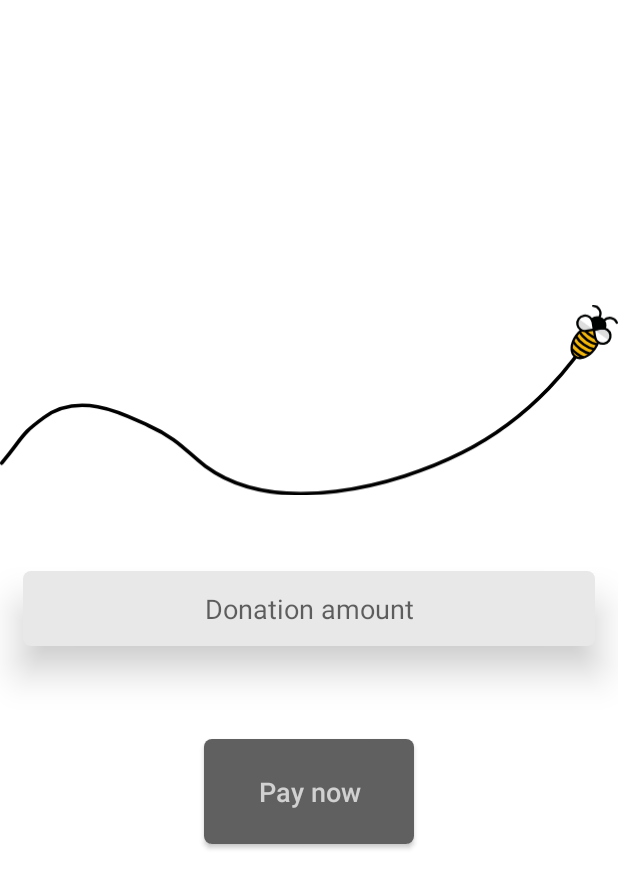
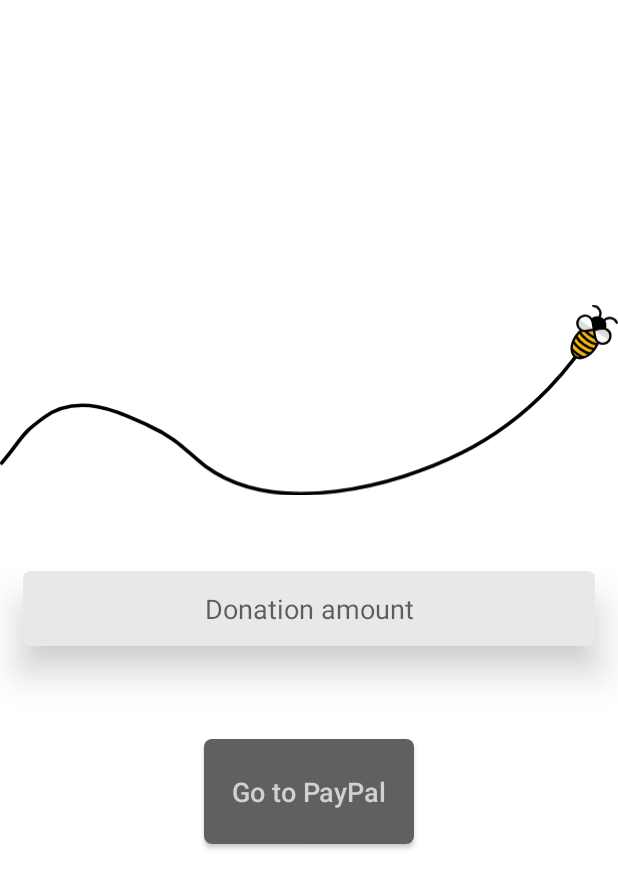
Before and after one commit to Devildude4427/Spot-A-Bee, an Android app: the fragment DonationLogin placed in its activity, on a phone screen of 412 x 824 dp, the part 354-1236 px from its top. Run offline under Robolectric (Android 15) with nearby library versions, the phone set to English and light mode, and no system bars; our stand-ins replace Room's generated code; libraries missing offline, so code that uses them is left out: clarifai2.api, com.paypal.android; 3 statements that could not run were skipped.

Commit message:
Less dodgy looking UI for paypal launcher fragment

```diff
--- a/app/src/main/res/layout/fragment_donation.xml
+++ b/app/src/main/res/layout/fragment_donation.xml
@@ -34,7 +34,7 @@
         android:layout_centerHorizontal="true"
         android:layout_marginBottom="25dp"
         android:elevation="@dimen/default_elevation"
-        android:text="@string/pay_now"
+        android:text="@string/go_to_paypal"
         android:textAllCaps="false"
         android:translationZ="@dimen/default_translation_z"
         app:layout_constraintBottom_toBottomOf="parent"
--- a/app/src/main/res/values/strings.xml
+++ b/app/src/main/res/values/strings.xml
@@ -70,6 +70,7 @@
     <string name="enter_amount_you_d_nlike_to_donate_in">Enter amount you\'d \n like to donate in $</string>
     <string name="amount_here">Amount Here</string>
     <string name="go_to_youtube_to_see_our_mission">Go to YouTube to see our mission</string>
+    <string name="go_to_paypal">Go to PayPal</string>
 
 
 </resources>
```
